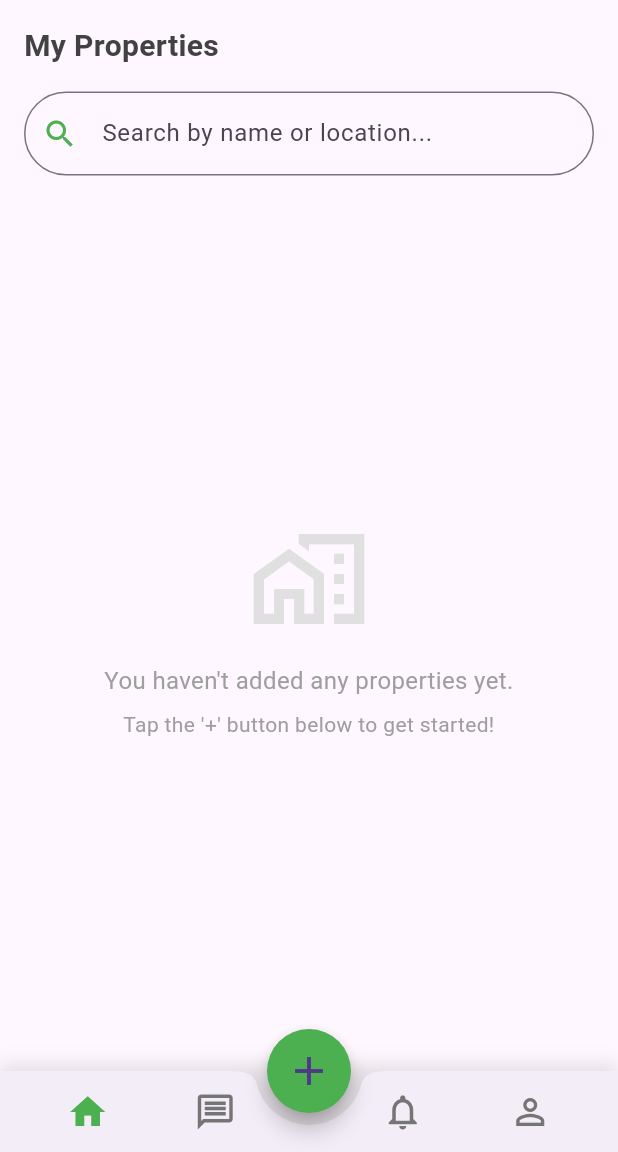
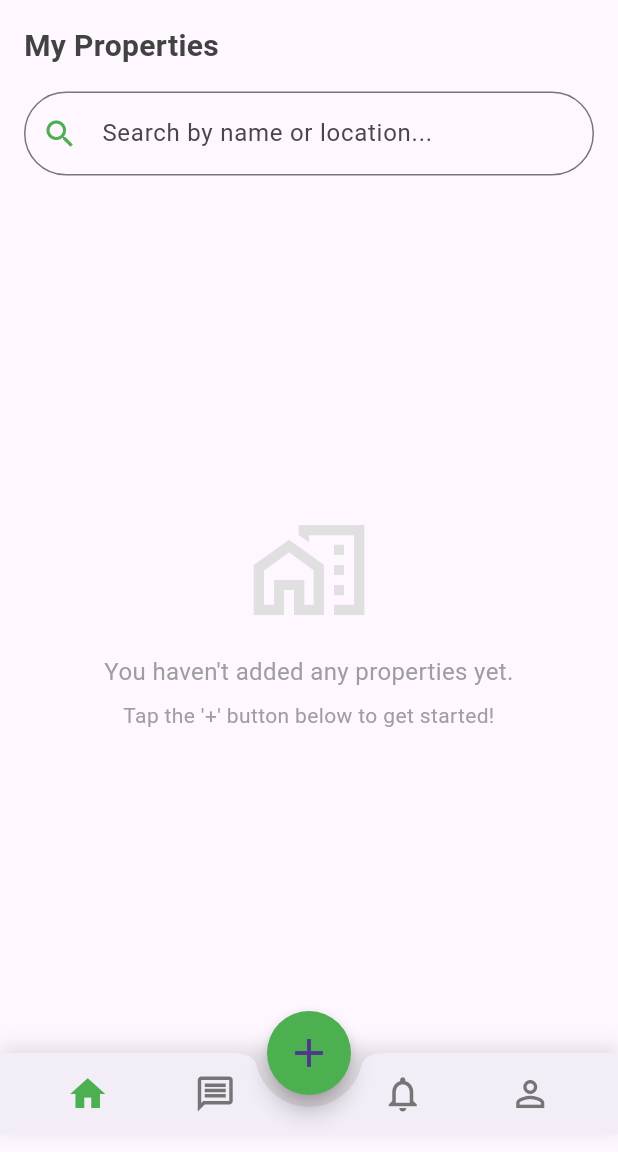
Before and after one commit to Sl4cK0TH/odiorent, a Flutter app: the LandlordHomeScreen screen opened by its route, on a phone screen of 412 x 824 dp, the part 84-1236 px from its top. Run offline on Flutter 3.47's test engine with Material 3 defaults, Android fonts, the phone set to English and light mode, and no system bars; our stand-ins replace fluttertoast, image_picker, supabase_flutter, timeago; accounts and stored records are empty; network calls fail.

Commit message:
modified: landloard_home_screen.dart

```diff
--- a/lib/screens/landlord/landlord_home_screen.dart
+++ b/lib/screens/landlord/landlord_home_screen.dart
@@ -178,7 +178,10 @@ class _LandlordHomeScreenState extends State<LandlordHomeScreen> {
             _buildAccountTab(), // 3
           ],
         ),
-        bottomNavigationBar: _buildBottomNavigationBar(),
+        bottomNavigationBar: Padding(
+          padding: const EdgeInsets.only(bottom: 12.0),
+          child: _buildBottomNavigationBar(),
+        ),
         floatingActionButton: FloatingActionButton(
           onPressed: _navigateToAddProperty,
           backgroundColor: primaryGreen,
```
